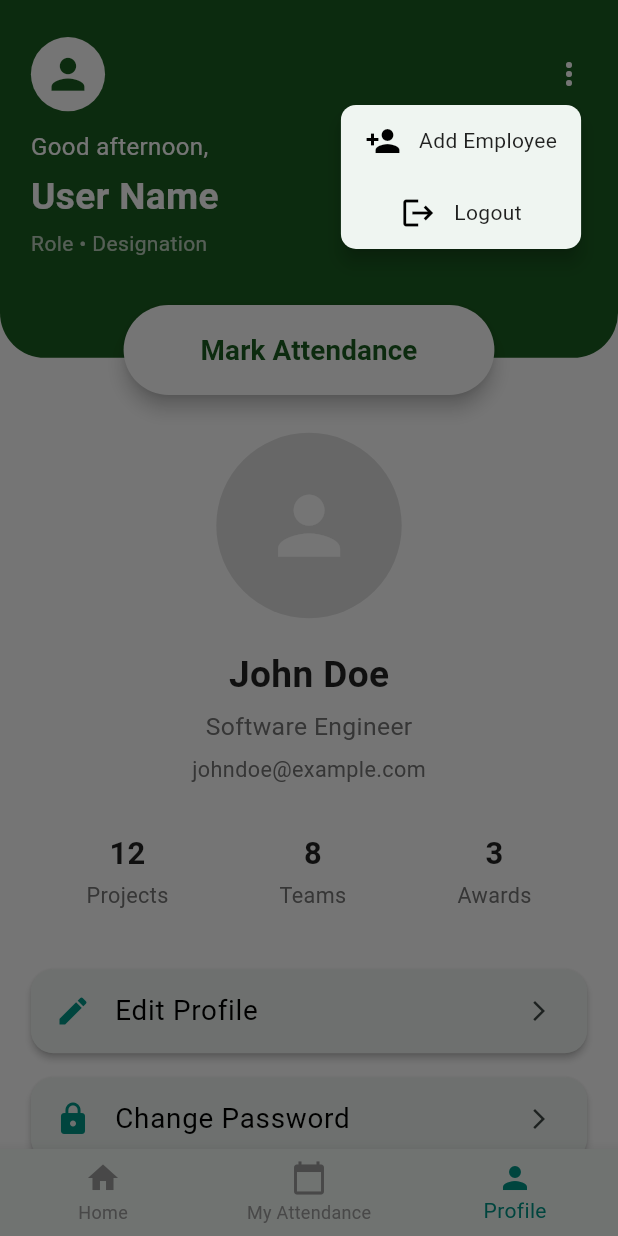
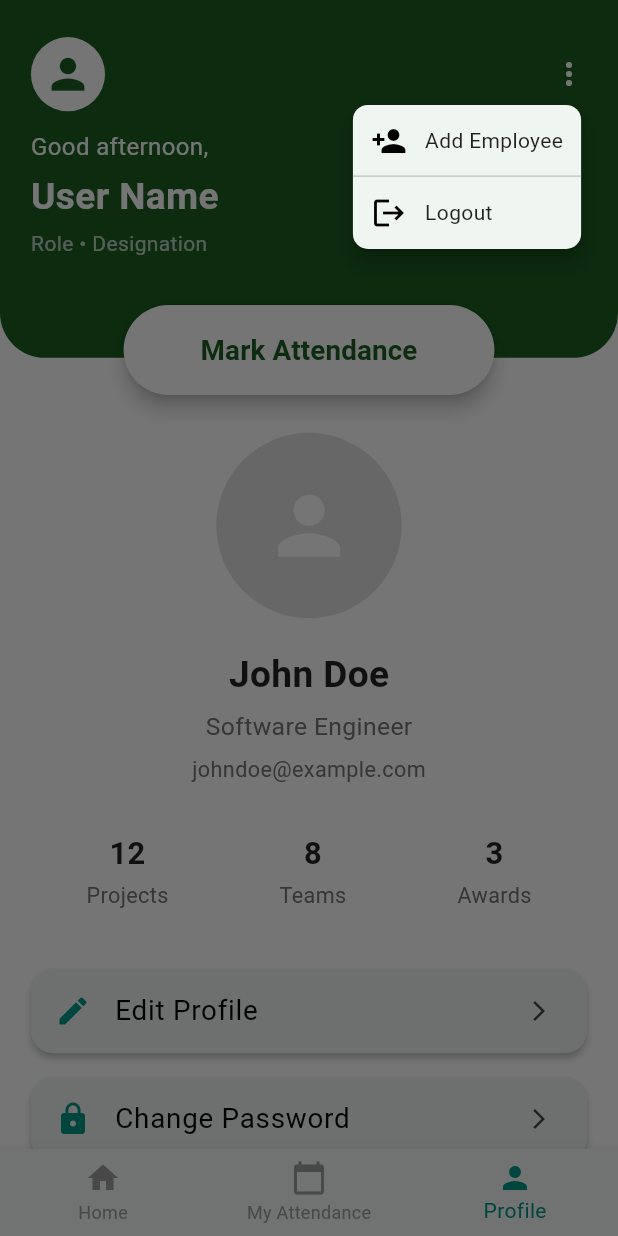
Before and after one commit to kumodd/smis_attendance_tracker, a Flutter app: the HomeView screen opened by its route, item 3 of the bottom bar chosen, after a tap on the "more vert" icon, on a phone screen of 412 x 824 dp. Run offline on Flutter 3.47's test engine with Material 3 defaults, Android fonts, the light colour scheme and no system bars; our stand-ins replace dio, geolocator, get, get_storage, logger, table_calendar; accounts and stored records are empty; network calls fail.

Commit message:
Menu popup design fix

```diff
--- a/lib/features/home/home_view.dart
+++ b/lib/features/home/home_view.dart
@@ -23,6 +23,7 @@ class HomeView extends StatelessWidget {
           children: [
             // Sticky Top Section
             _buildTopSection(size),
+
             SizedBox(height: 30),
 
             // Scrollable page content
@@ -108,6 +109,7 @@ class HomeView extends StatelessWidget {
                             Positioned(
                               top: size.height * 0.08,
                               right: size.width * 0.05,
+                              child: IntrinsicWidth(
                                 child: Card(
                                   elevation: 5,
                                   shape: RoundedRectangleBorder(
@@ -120,16 +122,16 @@ class HomeView extends StatelessWidget {
                                         onTap: () {
                                           Get.toNamed("/add-employee");
                                         },
-                                      child: Padding(
+                                        child: Container(
+                                          width: double.infinity,
                                           padding: const EdgeInsets.symmetric(
-                                          horizontal: 16,
+                                            horizontal: 12,
                                             vertical: 12,
                                           ),
                                           child: Row(
                                             children: const [
                                               SizedBox(
-                                              width:
-                                                  24, // fixed width for all icons
+                                                width: 24,
                                                 child: Icon(
                                                   Icons.person_add,
                                                   color: Colors.black,
@@ -141,20 +143,22 @@ class HomeView extends StatelessWidget {
                                           ),
                                         ),
                                       ),
+                                      const Divider(height: 0),
                                       InkWell(
                                         onTap: () {
                                           Get.back();
                                           controller.logout();
                                         },
-                                      child: Padding(
+                                        child: Container(
+                                          width: double.infinity,
                                           padding: const EdgeInsets.symmetric(
-                                          horizontal: 16,
+                                            horizontal: 12,
                                             vertical: 12,
                                           ),
                                           child: Row(
                                             children: const [
                                               SizedBox(
-                                              width: 24, // same width as above
+                                                width: 24,
                                                 child: Icon(
                                                   Icons.logout,
                                                   color: Colors.black,
@@ -166,9 +170,8 @@ class HomeView extends StatelessWidget {
                                           ),
                                         ),
                                       ),
-
-                                    const Divider(height: 0),
                                     ],
+                                  ),
                                 ),
                               ),
                             ),
```
Lines whose indentation alone changed are shown as unchanged.
